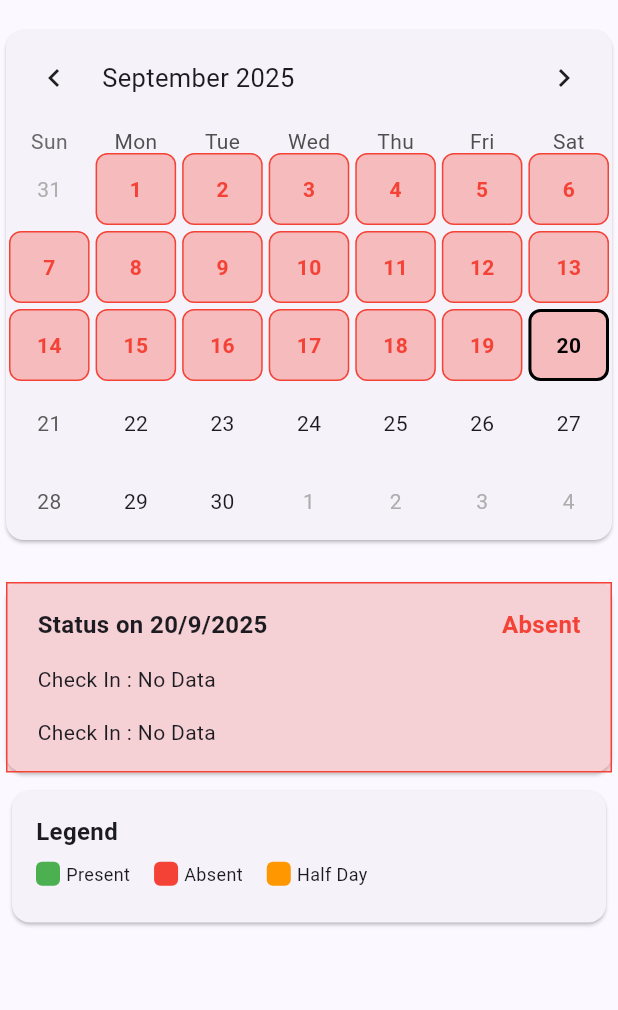
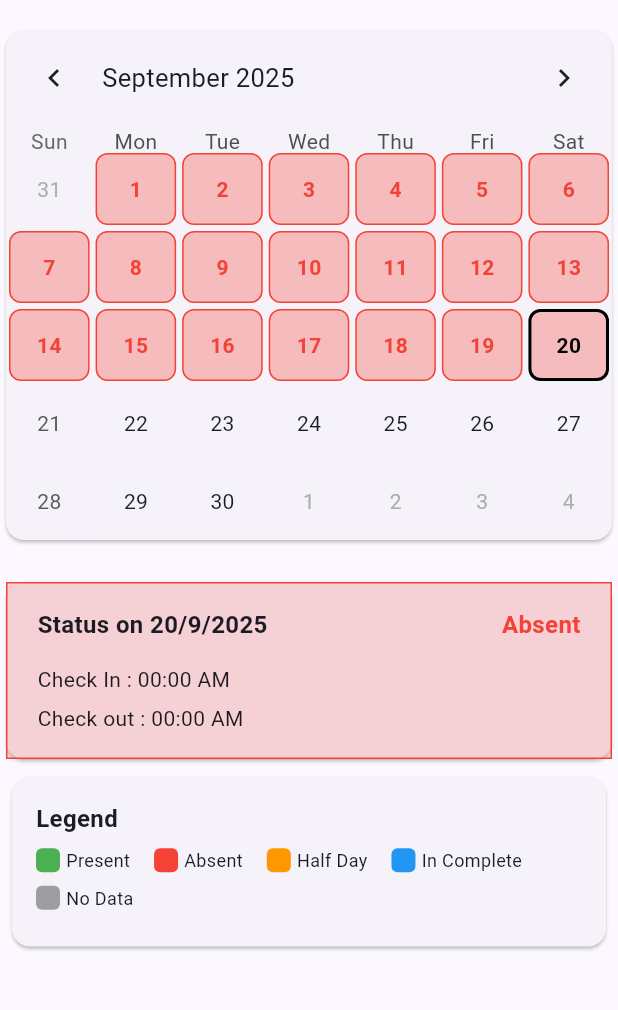
Before and after one commit to vinothrasamani/attendance, a Flutter app: the Attendance widget shown alone on an empty page, opened directly, on a phone screen of 412 x 824 dp, the part 75-1085 px from its top. Run offline on Flutter 3.47's test engine with Material 3 defaults, Android fonts, the phone set to English and light mode, and no system bars; drawn by our look-alikes of table_calendar; our stand-ins replace flutter_riverpod, get, shared_preferences, slide_to_act; accounts and stored records are empty; network calls fail.

Commit message:
Attendance status screen

```diff
--- a/lib/base_file.dart
+++ b/lib/base_file.dart
@@ -4,18 +4,15 @@ import 'package:flutter/material.dart';
 import 'package:http/http.dart' as http;
 
 class BaseFile {
-  static String baseUrl = 'http://192.168.1.6:8000/api';
+  static String baseUrl = 'http://192.168.1.8:8000/api';
 
   static Future<dynamic> postMethod(String endpoint, Object object) async {
     try {
       final url = Uri.parse('$baseUrl/$endpoint');
-      print(object);
-      print(url);
       final res = await http.post(url, body: jsonEncode(object), headers: {
         'Accept': 'application/json',
         'Content-Type': 'application/json',
       });
-      print('Response is => ${res.body}');
       if (res.statusCode == 200) {
         return res.body;
       } else {
@@ -34,12 +31,10 @@ class BaseFile {
   static Future<dynamic> getMethod(String endpoint) async {
     try {
       final url = Uri.parse('$baseUrl/$endpoint');
-      print(url);
       final res = await http.get(url, headers: {
         'Accept': 'application/json',
         'Content-Type': 'application/json',
       });
-      print(res.body);
       if (res.statusCode == 200) {
         return res.body;
       } else {
--- a/lib/view/splash_screen.dart
+++ b/lib/view/splash_screen.dart
@@ -1,6 +1,6 @@
 import 'package:attendance/main.dart';
 import 'package:attendance/view/auth_screen.dart';
-import 'package:attendance/view/home_screen.dart';
+import 'package:attendance/view/biometric_screen.dart';
 import 'package:flutter/material.dart';
 import 'package:get/get.dart';
 import 'package:shared_preferences/shared_preferences.dart';
@@ -25,7 +25,7 @@ class _SplashScreenState extends State<SplashScreen> {
       SharedPreferences preferences = await SharedPreferences.getInstance();
       final user = preferences.getString('user');
       if (user != null) {
-        screen = HomeScreen();
+        screen = BiometricScreen();
       }
     });
     Get.off(
--- a/lib/view_model/auth_service.dart
+++ b/lib/view_model/auth_service.dart
@@ -17,9 +17,7 @@ class AuthService {
     final SharedPreferences preferences = await SharedPreferences.getInstance();
     final isl = ref.read(isLogin);
     final res = await BaseFile.postMethod(isl ? 'login' : 'register', object);
-    print(res);
     final data = userModelFromJson(res);
-    print(res);
     if (data.success) {
       if (!isl) {
         ref.read(isLogin.notifier).state = true;
--- a/lib/widget/attendance.dart
+++ b/lib/widget/attendance.dart
@@ -2,6 +2,7 @@ import 'package:attendance/model/attendance_model.dart';
 import 'package:attendance/view_model/home_service.dart';
 import 'package:flutter/material.dart';
 import 'package:flutter_riverpod/flutter_riverpod.dart';
+import 'package:intl/intl.dart';
 import 'package:table_calendar/table_calendar.dart';
 
 class Attendance extends ConsumerStatefulWidget {
@@ -31,7 +32,6 @@ class _AttendanceState extends ConsumerState<Attendance> {
     final attData = ref.watch(HomeService.attendanceData);
     final list = ref.watch(HomeService.list);
     final isLoading = ref.watch(HomeService.isLoading);
-    print(attData);
 
     Color getColor(String status) {
       switch (status) {
@@ -41,13 +41,21 @@ class _AttendanceState extends ConsumerState<Attendance> {
           return Colors.red;
         case "Half Day":
           return Colors.orange;
+        case "In Complete":
+          return Colors.blue;
         default:
           return Colors.grey;
       }
     }
 
     Widget buildLegend() {
-      final statuses = ["Present", "Absent", "Half Day"];
+      final statuses = [
+        "Present",
+        "Absent",
+        "Half Day",
+        "In Complete",
+        "No Data"
+      ];
       return Card(
         margin: EdgeInsets.all(8.0),
         child: Container(
@@ -249,11 +257,11 @@ class _AttendanceState extends ConsumerState<Attendance> {
                           ),
                           SizedBox(height: 15),
                           Text(
-                            'Check In : ${info == null || info.checkIn == null ? 'No Data' : info.checkIn!.toIso8601String().split('T')[1]}',
+                            'Check In : ${info == null || info.checkIn == null ? '00:00 AM' : DateFormat('hh:mm a').format(info.checkIn!)}',
                           ),
-                          SizedBox(height: 15),
+                          SizedBox(height: 6),
                           Text(
-                            'Check In : ${info == null || info.checkOut == null ? 'No Data' : info.checkOut!.toIso8601String().split('T')[1]}',
+                            'Check out : ${info == null || info.checkOut == null ? '00:00 AM' : DateFormat('hh:mm a').format(info.checkOut!)}',
                           ),
                         ],
                       ),
--- a/pubspec.yaml
+++ b/pubspec.yaml
@@ -41,6 +41,8 @@ dependencies:
   uuid: ^4.5.1
   slide_to_act: ^2.0.2
   table_calendar: ^3.2.0
+  intl: ^0.20.2
+  local_auth: ^2.3.0
 
 dev_dependencies:
   flutter_test:
```
Also changed, not shown: lib/view/biometric_screen.dart (added, +63 -0 lines), lib/view_model/home_service.dart (+3 -7 lines), assets/biometric.png (added), pubspec.lock, 9 other files.
